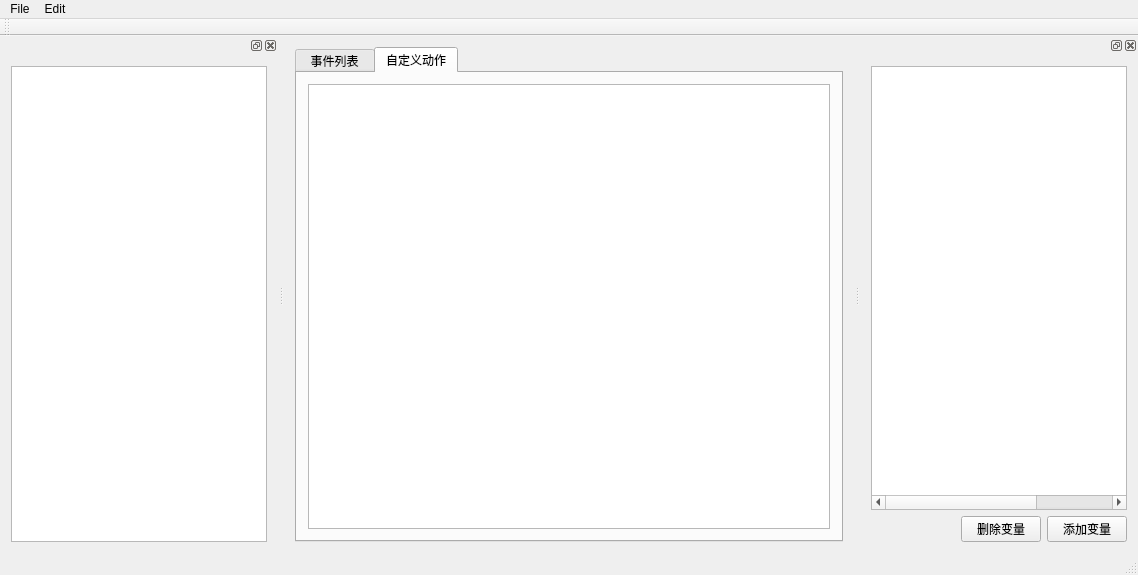
Before: the Qt Designer form mainwindow.ui in wushuangabao/Level_AI_Editor, drawn with Qt 5.
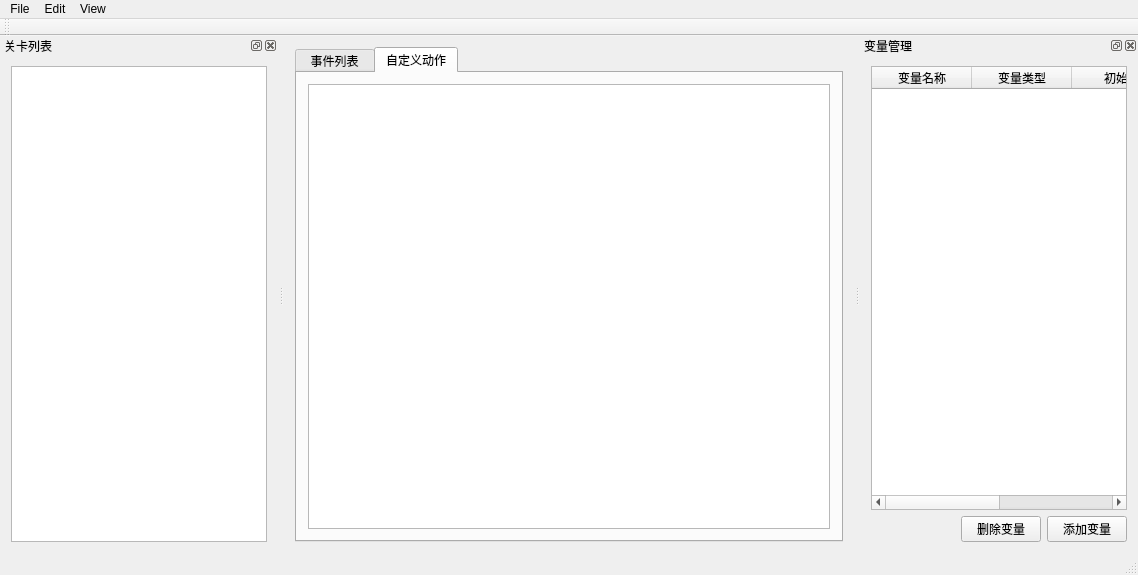
After: the same form once the commit is applied.

The edit to the form file:
```diff
--- a/mainwindow.ui
+++ b/mainwindow.ui
@@ -97,8 +97,16 @@
     <addaction name="actionUndo"/>
     <addaction name="actionRedo"/>
    </widget>
+   <widget class="QMenu" name="menuView">
+    <property name="title">
+     <string>View</string>
+    </property>
+    <addaction name="actionShowLevels"/>
+    <addaction name="actionShowVars"/>
+   </widget>
    <addaction name="menuLevelEdit"/>
    <addaction name="menuEdit"/>
+   <addaction name="menuView"/>
   </widget>
   <widget class="QToolBar" name="mainToolBar">
    <attribute name="toolBarArea">
@@ -116,6 +124,12 @@
      <height>0</height>
     </size>
    </property>
+   <property name="features">
+    <set>QDockWidget::AllDockWidgetFeatures</set>
+   </property>
+   <property name="windowTitle">
+    <string>变量管理</string>
+   </property>
    <attribute name="dockWidgetArea">
     <number>2</number>
    </attribute>
@@ -130,7 +144,7 @@
         </size>
        </property>
        <attribute name="horizontalHeaderVisible">
-        <bool>false</bool>
+        <bool>true</bool>
        </attribute>
        <attribute name="verticalHeaderVisible">
         <bool>false</bool>
@@ -150,6 +164,11 @@
          <string>初始值</string>
         </property>
        </column>
+       <column>
+        <property name="text">
+         <string>关卡目标</string>
+        </property>
+       </column>
       </widget>
      </item>
      <item>
@@ -187,6 +206,15 @@
    </widget>
   </widget>
   <widget class="QDockWidget" name="listWidget">
+   <property name="floating">
+    <bool>false</bool>
+   </property>
+   <property name="features">
+    <set>QDockWidget::AllDockWidgetFeatures</set>
+   </property>
+   <property name="windowTitle">
+    <string>关卡列表</string>
+   </property>
    <attribute name="dockWidgetArea">
     <number>1</number>
    </attribute>
```
Left out of the diff: 16 changed lines with no effect on the pictures.
